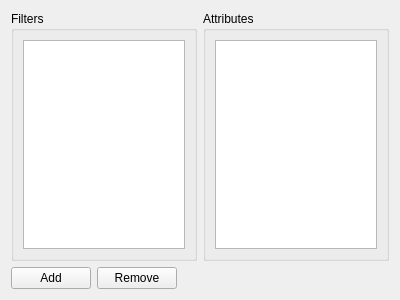
qt-creator/qt-creator, file src/plugins/help/filtersettingspage.ui: the form before one commit.
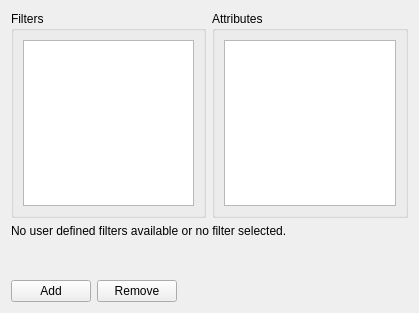
The form after the commit.

Commit message: Show user defined filters only, some more of information about the filter.

```diff
--- a/src/plugins/help/filtersettingspage.ui
+++ b/src/plugins/help/filtersettingspage.ui
@@ -6,8 +6,8 @@
    <rect>
     <x>0</x>
     <y>0</y>
-    <width>400</width>
-    <height>300</height>
+    <width>419</width>
+    <height>313</height>
    </rect>
   </property>
   <property name="toolTip">
@@ -27,6 +27,18 @@
        <layout class="QHBoxLayout" name="horizontalLayout_2">
         <item>
          <widget class="QListWidget" name="filterWidget">
+          <property name="sizePolicy">
+           <sizepolicy hsizetype="Expanding" vsizetype="Expanding">
+            <horstretch>10</horstretch>
+            <verstretch>0</verstretch>
+           </sizepolicy>
+          </property>
+          <property name="minimumSize">
+           <size>
+            <width>0</width>
+            <height>150</height>
+           </size>
+          </property>
           <property name="uniformItemSizes">
            <bool>true</bool>
           </property>
@@ -43,6 +55,18 @@
        <layout class="QVBoxLayout" name="verticalLayout">
         <item>
          <widget class="QTreeWidget" name="attributeWidget">
+          <property name="sizePolicy">
+           <sizepolicy hsizetype="Expanding" vsizetype="Expanding">
+            <horstretch>0</horstretch>
+            <verstretch>0</verstretch>
+           </sizepolicy>
+          </property>
+          <property name="minimumSize">
+           <size>
+            <width>0</width>
+            <height>150</height>
+           </size>
+          </property>
           <property name="showDropIndicator" stdset="0">
            <bool>false</bool>
           </property>
@@ -70,6 +94,25 @@
      </item>
     </layout>
    </item>
+   <item>
+    <widget class="QLabel" name="label">
+     <property name="minimumSize">
+      <size>
+       <width>0</width>
+       <height>50</height>
+      </size>
+     </property>
+     <property name="text">
+      <string>No user defined filters available or no filter selected.</string>
+     </property>
+     <property name="alignment">
+      <set>Qt::AlignLeading|Qt::AlignLeft|Qt::AlignTop</set>
+     </property>
+     <property name="wordWrap">
+      <bool>true</bool>
+     </property>
+    </widget>
+   </item>
    <item>
     <layout class="QHBoxLayout" name="horizontalLayout">
      <item>
```
Left out of the diff: 3 changed lines with no effect on the pictures. The commit also changes 2 other files.
